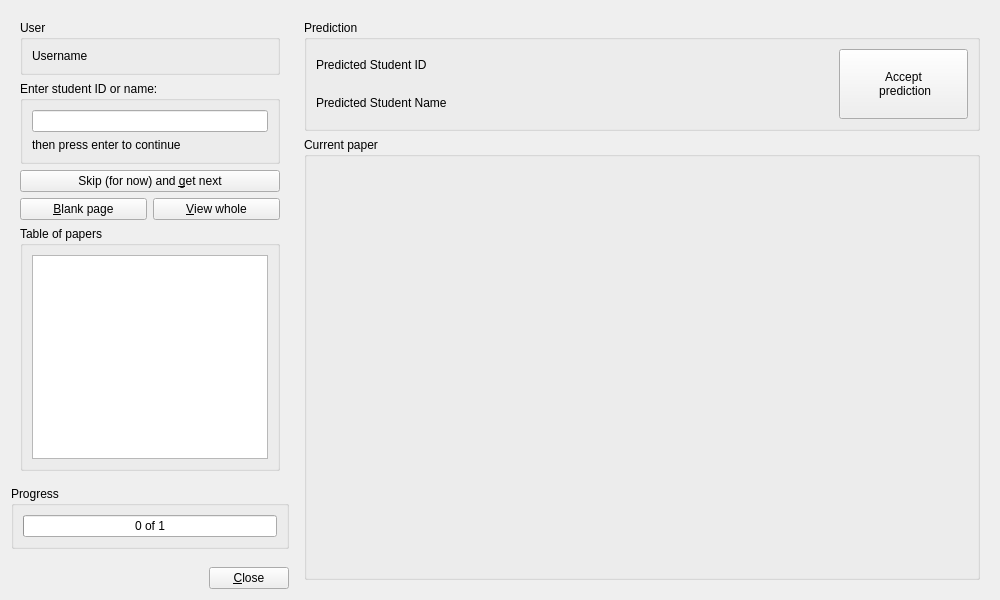
Before: the Qt Designer form qtCreatorFiles/ui_identify.ui in plomgrading/plom, drawn with Qt 5.
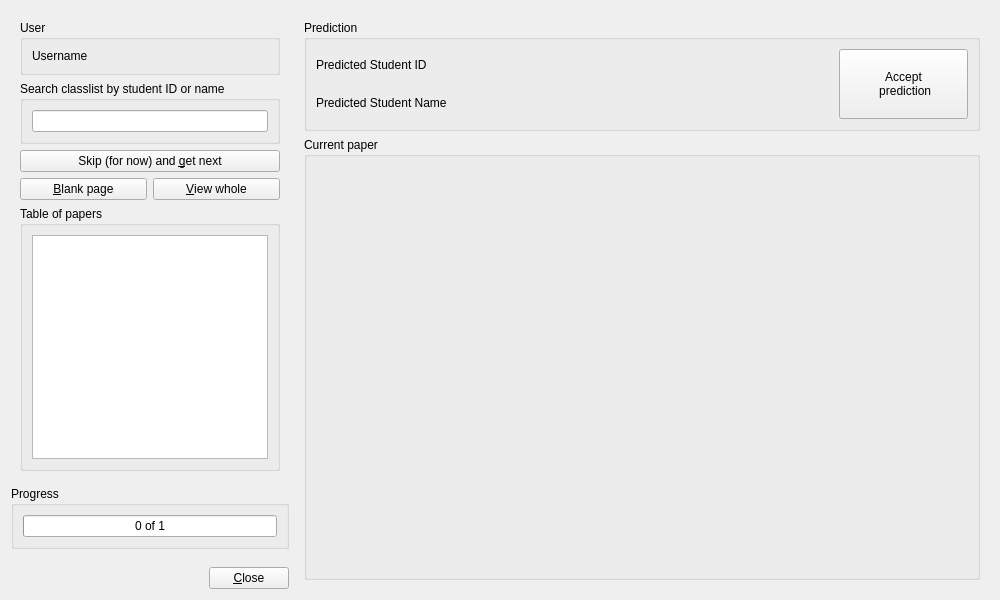
After: the same form once the commit is applied.

Commit message: Tweak to labels in id-er, better 'not-in-list' seeding of dialog

```diff
--- a/qtCreatorFiles/ui_identify.ui
+++ b/qtCreatorFiles/ui_identify.ui
@@ -231,7 +231,7 @@
       <item row="2" column="0">
        <widget class="QGroupBox" name="studentBox">
         <property name="title">
-         <string>Enter student ID or name:</string>
+         <string>Search classlist by student ID or name</string>
         </property>
         <layout class="QFormLayout" name="formLayout">
          <property name="sizeConstraint">
@@ -240,13 +240,6 @@
          <item row="0" column="0" colspan="2">
           <widget class="QLineEdit" name="idEdit"/>
          </item>
-         <item row="1" column="0">
-          <widget class="QLabel" name="label">
-           <property name="text">
-            <string>then press enter to continue</string>
-           </property>
-          </widget>
-         </item>
         </layout>
        </widget>
       </item>
```
The commit also changes 3 other files.
